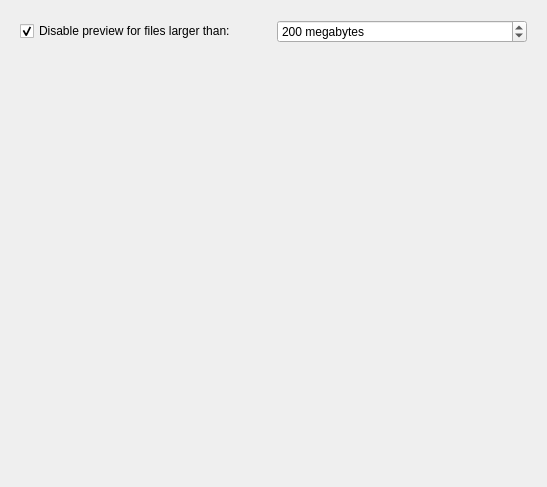
First picture: the form in kerfuffle/previewsettings.ui, repository KDE/ark, before the edit.
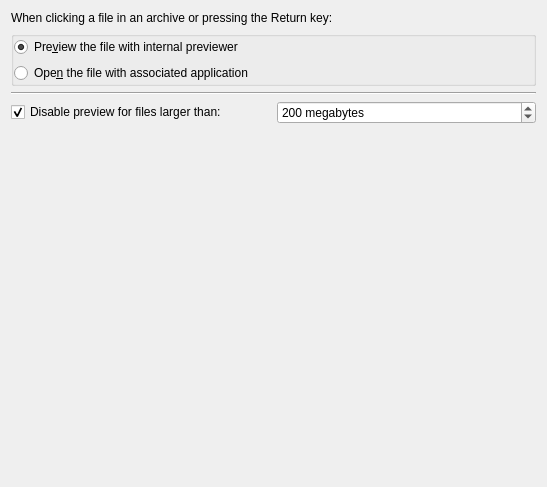
Second picture: the form after the edit.

Commit message:
Add config option to set default open action
A checkbox is added in the Preview Settings dialog, which allows to
choose between Preview and Open Action when activating an archive entry,
e.g. by clicking or selecting and pressing Return.

The Preview action is assigned the default keyboard shortcut CTRL+P.

GUI:

```diff
--- a/kerfuffle/previewsettings.ui
+++ b/kerfuffle/previewsettings.ui
@@ -15,7 +15,64 @@
   </property>
   <layout class="QVBoxLayout" name="verticalLayout">
    <item>
-    <widget class="QWidget" name="sizeLimitWidget" native="true">
+    <widget class="QLabel" name="label">
+     <property name="text">
+      <string>When clicking a file in an archive or pressing the Return key:</string>
+     </property>
+    </widget>
+   </item>
+   <item>
+    <widget class="QGroupBox" name="kcfg_defaultOpenAction">
+     <property name="title">
+      <string/>
+     </property>
+     <property name="flat">
+      <bool>true</bool>
+     </property>
+     <property name="checkable">
+      <bool>false</bool>
+     </property>
+     <layout class="QVBoxLayout" name="verticalLayout_3">
+      <property name="leftMargin">
+       <number>0</number>
+      </property>
+      <property name="topMargin">
+       <number>0</number>
+      </property>
+      <property name="rightMargin">
+       <number>0</number>
+      </property>
+      <property name="bottomMargin">
+       <number>0</number>
+      </property>
+      <item>
+       <widget class="QRadioButton" name="Preview">
+        <property name="text">
+         <string>Pre&amp;view the file with internal previewer</string>
+        </property>
+        <property name="checked">
+         <bool>true</bool>
+        </property>
+       </widget>
+      </item>
+      <item>
+       <widget class="QRadioButton" name="Open">
+        <property name="text">
+         <string>Ope&amp;n the file with associated application</string>
+        </property>
+       </widget>
+      </item>
+     </layout>
+    </widget>
+   </item>
+   <item>
+    <widget class="Line" name="line">
+     <property name="orientation">
+      <enum>Qt::Horizontal</enum>
+     </property>
+    </widget>
+   </item>
+   <item>
      <layout class="QHBoxLayout" name="horizontalLayout">
       <item>
        <widget class="QCheckBox" name="kcfg_limitPreviewFileSize">
@@ -50,7 +107,6 @@
        </widget>
       </item>
      </layout>
-    </widget>
    </item>
    <item>
     <spacer name="verticalSpacer">
```
Lines whose indentation alone changed are shown as unchanged. The commit also changes 2 other files.
